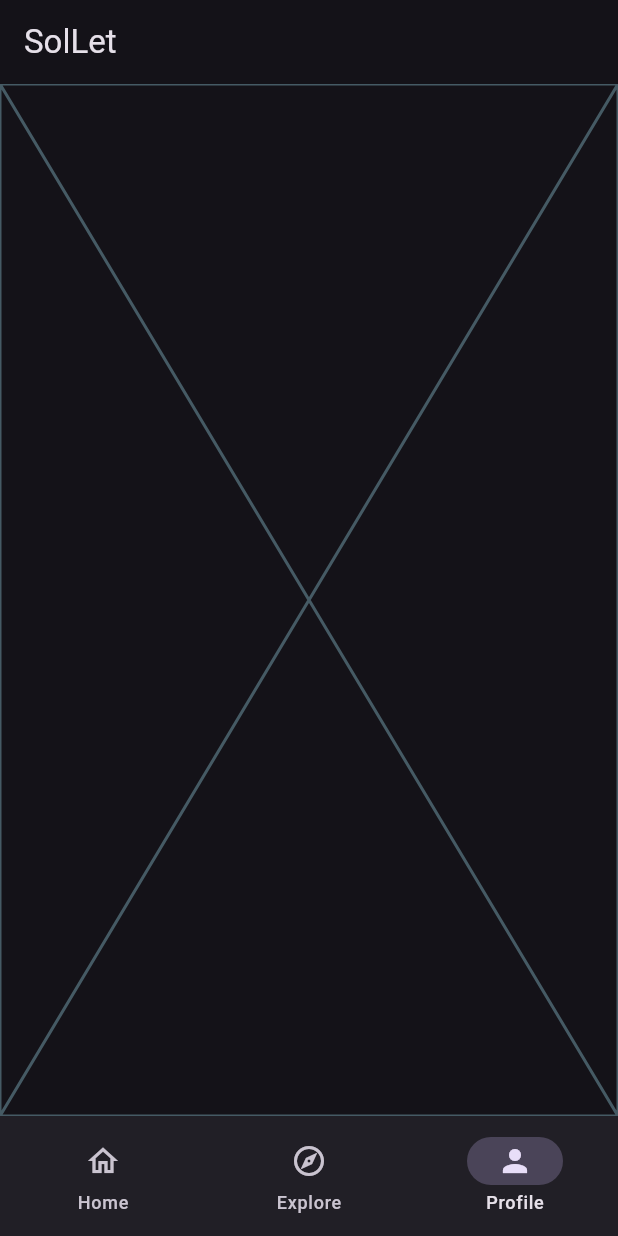
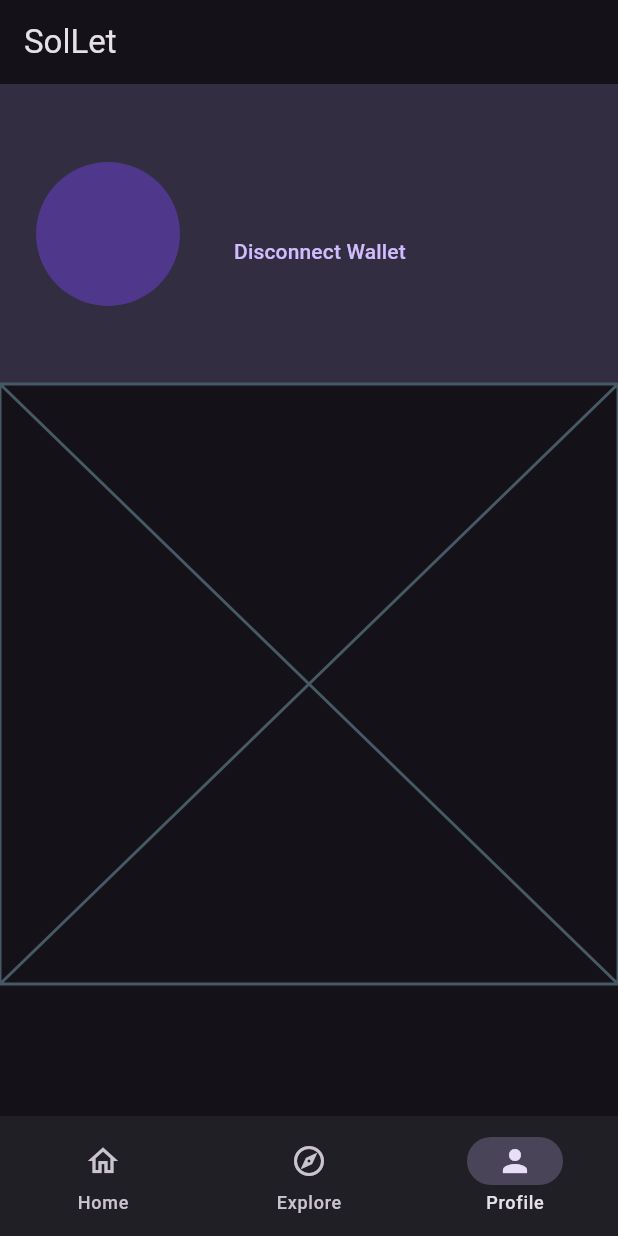
Before and after one commit to NurettinSelim/sollet, a Flutter app: the MainPage screen opened by its route, item 3 of the bottom bar chosen, on a phone screen of 412 x 824 dp. Run offline on Flutter 3.47's test engine with Material 2 defaults, Android fonts, the phone set to English and light mode, and no system bars; our stand-ins replace go_router; missing offline and left inert: solana_common, solana_wallet_adapter.

Commit message:
profile tab skeleton added

```diff
--- a/lib/tabs/profile_tab.dart
+++ b/lib/tabs/profile_tab.dart
@@ -1,11 +1,93 @@
-import 'package:flutter/src/widgets/framework.dart';
-import 'package:flutter/src/widgets/placeholder.dart';
+import 'package:flutter/material.dart';
+import 'package:go_router/go_router.dart';
+import 'package:provider/provider.dart';
+import 'package:solana_wallet_adapter/solana_wallet_adapter.dart';
+import 'package:sollet/core/logic/wallet_adapter.dart';
+import 'package:sollet/core/router.dart';
+import 'package:sollet/models/wallet_provider.dart';
 
 class ProfileTab extends StatelessWidget {
   const ProfileTab({super.key});
 
   @override
   Widget build(BuildContext context) {
-    return const Placeholder();
+    return Column(
+      children: [
+        Container(
+          color: Theme.of(context).colorScheme.onSecondary,
+          height: 200,
+          child: Padding(
+            padding: const EdgeInsets.all(24),
+            child: Row(
+              children: [
+                const CircleAvatar(radius: 48),
+                const SizedBox(width: 24),
+                Column(
+                  mainAxisAlignment: MainAxisAlignment.center,
+                  children: [
+                    GestureDetector(
+                      onTap: () {
+                        showDialog(
+                          context: context,
+                          builder: (context) {
+                            final List<Account> accounts =
+                                Provider.of<WalletModel>(context)
+                                    .wallet!
+                                    .accounts;
+                            return AlertDialog(
+                              content: Padding(
+                                padding: const EdgeInsets.all(8.0),
+                                child: SizedBox(
+                                  height:
+                                      MediaQuery.of(context).size.width * 0.5,
+                                  width: double.maxFinite,
+                                  child: ListView.separated(
+                                      itemBuilder: (context, index) => Text(
+                                          accounts[index].toJson().toString()),
+                                      separatorBuilder: (context, index) =>
+                                          const Divider(),
+                                      itemCount: accounts.length),
+                                ),
+                              ),
+                            );
+                          },
+                        );
+                      },
+                      child: Text(
+                        Provider.of<WalletModel>(context)
+                                .wallet
+                                ?.accounts[0]
+                                .label
+                                .toString() ??
+                            "",
+                        overflow: TextOverflow.ellipsis,
+                        maxLines: 1,
+                        style: const TextStyle(fontSize: 16),
+                      ),
+                    ),
+                    TextButton(
+                      onPressed: () async {
+                        try {
+                          await WalletAdapter().deauthorize();
+                          if (context.mounted) {
+                            Provider.of<WalletModel>(context, listen: false)
+                                .clear();
+                            context.goNamed(Routes.connect.name);
+                          }
+                        } catch (e) {
+                          debugPrint(e.toString());
+                        }
+                      },
+                      child: const Text("Disconnect Wallet"),
+                    ),
+                  ],
+                ),
+              ],
+            ),
+          ),
+        ),
+        const Placeholder(),
+      ],
+    );
   }
 }
```
